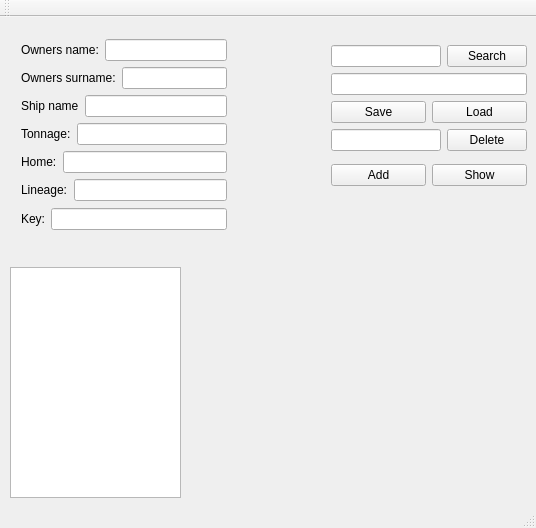
Before: the Qt Designer form mainwindow.ui in pavllan90/Ships, drawn with Qt 5.
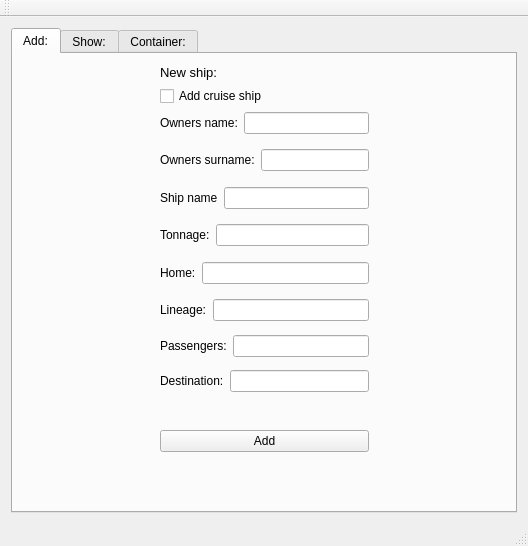
After: the same form once the commit is applied. The open tabs and pages were chosen to show the change.

```diff
--- a/mainwindow.ui
+++ b/mainwindow.ui
@@ -6,40 +6,64 @@
    <rect>
     <x>0</x>
     <y>0</y>
-    <width>536</width>
-    <height>528</height>
+    <width>528</width>
+    <height>546</height>
    </rect>
   </property>
+  <property name="sizePolicy">
+   <sizepolicy hsizetype="Expanding" vsizetype="Expanding">
+    <horstretch>0</horstretch>
+    <verstretch>0</verstretch>
+   </sizepolicy>
+  </property>
   <property name="windowTitle">
    <string>MainWindow</string>
   </property>
   <widget class="QWidget" name="centralWidget">
-   <widget class="QTextEdit" name="textEdit">
-    <property name="geometry">
-     <rect>
-      <x>10</x>
-      <y>250</y>
-      <width>171</width>
-      <height>231</height>
-     </rect>
-    </property>
-   </widget>
-   <widget class="QWidget" name="">
-    <property name="geometry">
-     <rect>
-      <x>10</x>
-      <y>10</y>
-      <width>228</width>
-      <height>216</height>
-     </rect>
-    </property>
+   <layout class="QVBoxLayout" name="verticalLayout_2">
+    <item>
+     <widget class="QTabWidget" name="tabWidget">
+      <property name="currentIndex">
+       <number>2</number>
+      </property>
+      <widget class="QWidget" name="tab">
+       <attribute name="title">
+        <string>Add:</string>
+       </attribute>
+       <layout class="QGridLayout" name="gridLayout_3">
+        <item row="0" column="1">
     <layout class="QVBoxLayout" name="verticalLayout_6">
+          <item>
+           <widget class="QLabel" name="label_9">
+            <property name="sizePolicy">
+             <sizepolicy hsizetype="Expanding" vsizetype="Expanding">
+              <horstretch>0</horstretch>
+              <verstretch>0</verstretch>
+             </sizepolicy>
+            </property>
+            <property name="font">
+             <font>
+              <pointsize>10</pointsize>
+             </font>
+            </property>
+            <property name="text">
+             <string>New ship:</string>
+            </property>
+           </widget>
+          </item>
+          <item>
+           <widget class="QCheckBox" name="checkBox">
+            <property name="text">
+             <string>Add cruise ship</string>
+            </property>
+           </widget>
+          </item>
      <item>
       <layout class="QVBoxLayout" name="verticalLayout_5">
        <item>
         <layout class="QVBoxLayout" name="verticalLayout">
          <item>
-          <layout class="QHBoxLayout" name="horizontalLayout_6">
+               <layout class="QHBoxLayout" name="horizontalLayout_9">
            <item>
             <widget class="QLabel" name="label">
              <property name="text">
@@ -53,7 +77,20 @@
           </layout>
          </item>
          <item>
-          <layout class="QHBoxLayout" name="horizontalLayout_5">
+               <spacer name="verticalSpacer_13">
+                <property name="orientation">
+                 <enum>Qt::Vertical</enum>
+                </property>
+                <property name="sizeHint" stdset="0">
+                 <size>
+                  <width>20</width>
+                  <height>10</height>
+                 </size>
+                </property>
+               </spacer>
+              </item>
+              <item>
+               <layout class="QHBoxLayout" name="horizontalLayout_6">
            <item>
             <widget class="QLabel" name="label_2">
              <property name="text">
@@ -67,7 +104,20 @@
           </layout>
          </item>
          <item>
-          <layout class="QHBoxLayout" name="horizontalLayout_4">
+               <spacer name="verticalSpacer_12">
+                <property name="orientation">
+                 <enum>Qt::Vertical</enum>
+                </property>
+                <property name="sizeHint" stdset="0">
+                 <size>
+                  <width>20</width>
+                  <height>10</height>
+                 </size>
+                </property>
+               </spacer>
+              </item>
+              <item>
+               <layout class="QHBoxLayout" name="horizontalLayout_5">
            <item>
             <widget class="QLabel" name="label_3">
              <property name="text">
@@ -81,7 +131,20 @@
           </layout>
          </item>
          <item>
-          <layout class="QHBoxLayout" name="horizontalLayout_3">
+               <spacer name="verticalSpacer_11">
+                <property name="orientation">
+                 <enum>Qt::Vertical</enum>
+                </property>
+                <property name="sizeHint" stdset="0">
+                 <size>
+                  <width>20</width>
+                  <height>10</height>
+                 </size>
+                </property>
+               </spacer>
+              </item>
+              <item>
+               <layout class="QHBoxLayout" name="horizontalLayout_4">
            <item>
             <widget class="QLabel" name="label_4">
              <property name="text">
@@ -95,7 +158,20 @@
           </layout>
          </item>
          <item>
-          <layout class="QHBoxLayout" name="horizontalLayout">
+               <spacer name="verticalSpacer_10">
+                <property name="orientation">
+                 <enum>Qt::Vertical</enum>
+                </property>
+                <property name="sizeHint" stdset="0">
+                 <size>
+                  <width>20</width>
+                  <height>10</height>
+                 </size>
+                </property>
+               </spacer>
+              </item>
+              <item>
+               <layout class="QHBoxLayout" name="horizontalLayout_3">
            <item>
             <widget class="QLabel" name="label_6">
              <property name="text">
@@ -108,10 +184,21 @@
            </item>
           </layout>
          </item>
-        </layout>
+              <item>
+               <spacer name="verticalSpacer_9">
+                <property name="orientation">
+                 <enum>Qt::Vertical</enum>
+                </property>
+                <property name="sizeHint" stdset="0">
+                 <size>
+                  <width>20</width>
+                  <height>10</height>
+                 </size>
+                </property>
+               </spacer>
        </item>
        <item>
-        <layout class="QHBoxLayout" name="horizontalLayout_9">
+               <layout class="QHBoxLayout" name="horizontalLayout">
          <item>
           <widget class="QLabel" name="label_7">
            <property name="text">
@@ -127,11 +214,24 @@
       </layout>
      </item>
      <item>
-      <layout class="QHBoxLayout" name="horizontalLayout_10">
+             <spacer name="verticalSpacer_8">
+              <property name="orientation">
+               <enum>Qt::Vertical</enum>
+              </property>
+              <property name="sizeHint" stdset="0">
+               <size>
+                <width>20</width>
+                <height>10</height>
+               </size>
+              </property>
+             </spacer>
+            </item>
+            <item>
+             <layout class="QHBoxLayout" name="horizontalLayout_11">
        <item>
         <widget class="QLabel" name="label_5">
          <property name="text">
-          <string>Key:</string>
+                 <string>Passengers:</string>
          </property>
         </widget>
        </item>
@@ -140,115 +240,324 @@
        </item>
       </layout>
      </item>
-    </layout>
-   </widget>
-   <widget class="QWidget" name="">
-    <property name="geometry">
-     <rect>
-      <x>320</x>
-      <y>10</y>
-      <width>218</width>
-      <height>178</height>
-     </rect>
-    </property>
-    <layout class="QVBoxLayout" name="verticalLayout_7">
+            <item>
+             <spacer name="verticalSpacer_7">
+              <property name="orientation">
+               <enum>Qt::Vertical</enum>
+              </property>
+              <property name="sizeHint" stdset="0">
+               <size>
+                <width>20</width>
+                <height>10</height>
+               </size>
+              </property>
+             </spacer>
+            </item>
      <item>
-      <layout class="QVBoxLayout" name="verticalLayout_4">
+             <layout class="QHBoxLayout" name="horizontalLayout_10">
        <item>
-        <layout class="QVBoxLayout" name="verticalLayout_3">
+               <widget class="QLabel" name="label_8">
+                <property name="text">
+                 <string>Destination:</string>
+                </property>
+               </widget>
+              </item>
          <item>
-          <layout class="QHBoxLayout" name="horizontalLayout_7">
+               <widget class="QLineEdit" name="lineEdit_11"/>
+              </item>
+             </layout>
+            </item>
+           </layout>
+          </item>
            <item>
+           <spacer name="verticalSpacer_15">
+            <property name="orientation">
+             <enum>Qt::Vertical</enum>
+            </property>
+            <property name="sizeHint" stdset="0">
+             <size>
+              <width>20</width>
+              <height>40</height>
+             </size>
+            </property>
+           </spacer>
+          </item>
+          <item>
+           <widget class="QPushButton" name="pushButton">
+            <property name="text">
+             <string>Add</string>
+            </property>
+           </widget>
+          </item>
+         </layout>
+        </item>
+        <item row="0" column="0">
+         <spacer name="horizontalSpacer_6">
+          <property name="orientation">
+           <enum>Qt::Horizontal</enum>
+          </property>
+          <property name="sizeHint" stdset="0">
+           <size>
+            <width>60</width>
+            <height>20</height>
+           </size>
+          </property>
+         </spacer>
+        </item>
+        <item row="0" column="2">
+         <spacer name="horizontalSpacer_7">
+          <property name="orientation">
+           <enum>Qt::Horizontal</enum>
+          </property>
+          <property name="sizeHint" stdset="0">
+           <size>
+            <width>40</width>
+            <height>20</height>
+           </size>
+          </property>
+         </spacer>
+        </item>
+        <item row="2" column="1">
+         <spacer name="verticalSpacer_6">
+          <property name="orientation">
+           <enum>Qt::Vertical</enum>
+          </property>
+          <property name="sizeHint" stdset="0">
+           <size>
+            <width>20</width>
+            <height>40</height>
+           </size>
+          </property>
+         </spacer>
+        </item>
+        <item row="1" column="1">
+         <spacer name="verticalSpacer_14">
+          <property name="orientation">
+           <enum>Qt::Vertical</enum>
+          </property>
+          <property name="sizeHint" stdset="0">
+           <size>
+            <width>20</width>
+            <height>40</height>
+           </size>
+          </property>
+         </spacer>
+        </item>
+       </layout>
+      </widget>
+      <widget class="QWidget" name="tab_2">
+       <attribute name="title">
+        <string>Show:</string>
+       </attribute>
+       <layout class="QHBoxLayout" name="horizontalLayout_2">
+        <item>
+         <widget class="QTreeWidget" name="treeWidget">
+          <property name="minimumSize">
+           <size>
+            <width>100</width>
+            <height>50</height>
+           </size>
+          </property>
+          <attribute name="headerVisible">
+           <bool>false</bool>
+          </attribute>
+          <column>
+           <property name="text">
+            <string>Ships:</string>
+           </property>
+          </column>
+         </widget>
+        </item>
+       </layout>
+      </widget>
+      <widget class="QWidget" name="tab_3">
+       <attribute name="title">
+        <string>Container:</string>
+       </attribute>
+       <layout class="QGridLayout" name="gridLayout_2">
+        <item row="1" column="1">
+         <layout class="QGridLayout" name="gridLayout">
+          <item row="3" column="0">
             <widget class="QLineEdit" name="lineEdit_5"/>
            </item>
-           <item>
+          <item row="3" column="3">
             <widget class="QPushButton" name="pushButton_3">
              <property name="text">
               <string>Search</string>
              </property>
             </widget>
            </item>
-          </layout>
-         </item>
-         <item>
-          <layout class="QVBoxLayout" name="verticalLayout_2">
-           <item>
+          <item row="6" column="0" colspan="4">
             <widget class="QLineEdit" name="lineEdit_8"/>
            </item>
-           <item>
-            <layout class="QHBoxLayout" name="horizontalLayout_2">
-             <item>
+          <item row="7" column="0">
               <widget class="QPushButton" name="pushButton_4">
                <property name="text">
                 <string>Save</string>
                </property>
               </widget>
              </item>
-             <item>
+          <item row="7" column="2" colspan="2">
               <widget class="QPushButton" name="pushButton_5">
                <property name="text">
                 <string>Load</string>
                </property>
               </widget>
              </item>
-            </layout>
-           </item>
-          </layout>
-         </item>
-        </layout>
-       </item>
-       <item>
-        <layout class="QHBoxLayout" name="horizontalLayout_8">
-         <item>
-          <widget class="QLineEdit" name="lineEdit_9"/>
-         </item>
-         <item>
-          <widget class="QPushButton" name="pushButton_6">
+          <item row="4" column="0">
+           <spacer name="verticalSpacer_3">
+            <property name="orientation">
+             <enum>Qt::Vertical</enum>
+            </property>
+            <property name="sizeHint" stdset="0">
+             <size>
+              <width>20</width>
+              <height>40</height>
+             </size>
+            </property>
+           </spacer>
+          </item>
+          <item row="3" column="2">
+           <spacer name="horizontalSpacer_4">
+            <property name="orientation">
+             <enum>Qt::Horizontal</enum>
+            </property>
+            <property name="sizeHint" stdset="0">
+             <size>
+              <width>10</width>
+              <height>20</height>
+             </size>
+            </property>
+           </spacer>
+          </item>
+          <item row="3" column="1">
+           <spacer name="horizontalSpacer_8">
+            <property name="orientation">
+             <enum>Qt::Horizontal</enum>
+            </property>
+            <property name="sizeHint" stdset="0">
+             <size>
+              <width>80</width>
+              <height>20</height>
+             </size>
+            </property>
+           </spacer>
+          </item>
+          <item row="0" column="0" colspan="3">
+           <widget class="QLabel" name="label_10">
+            <property name="font">
+             <font>
+              <pointsize>10</pointsize>
+             </font>
+            </property>
+            <property name="text">
+             <string>Actions with the container:</string>
+            </property>
+           </widget>
+          </item>
+          <item row="2" column="0">
+           <widget class="QLabel" name="label_11">
            <property name="text">
-            <string>Delete</string>
+             <string>Enter ships name:</string>
            </property>
           </widget>
          </item>
-        </layout>
-       </item>
-      </layout>
-     </item>
-     <item>
-      <layout class="QHBoxLayout" name="horizontalLayout_11">
-       <item>
-        <widget class="QPushButton" name="pushButton">
+          <item row="1" column="0">
+           <spacer name="verticalSpacer_4">
+            <property name="orientation">
+             <enum>Qt::Vertical</enum>
+            </property>
+            <property name="sizeHint" stdset="0">
+             <size>
+              <width>20</width>
+              <height>20</height>
+             </size>
+            </property>
+           </spacer>
+          </item>
+          <item row="5" column="0">
+           <widget class="QLabel" name="label_12">
          <property name="text">
-          <string>Add</string>
+             <string>File name:</string>
          </property>
         </widget>
        </item>
-       <item>
+          <item row="1" column="1">
         <widget class="QPushButton" name="pushButton_2">
          <property name="text">
-          <string>Show</string>
+             <string>Emptiness</string>
          </property>
         </widget>
        </item>
-      </layout>
-     </item>
-    </layout>
-   </widget>
-   <zorder>textEdit</zorder>
-   <zorder>pushButton</zorder>
-   <zorder>pushButton_2</zorder>
-   <zorder>layoutWidget</zorder>
-   <zorder>pushButton_3</zorder>
-   <zorder>lineEdit_5</zorder>
-   <zorder>lineEdit_7</zorder>
-   <zorder>label_5</zorder>
-   <zorder>lineEdit_8</zorder>
-   <zorder>pushButton_4</zorder>
-   <zorder>pushButton_5</zorder>
-   <zorder>pushButton_6</zorder>
-   <zorder>lineEdit_9</zorder>
-   <zorder>lineEdit_10</zorder>
-   <zorder>label_7</zorder>
-   <zorder></zorder>
+          <item row="1" column="3">
+           <widget class="QPushButton" name="pushButton_6">
+            <property name="text">
+             <string>Size</string>
+            </property>
+           </widget>
+          </item>
+          <item row="0" column="3">
+           <widget class="QLineEdit" name="lineEdit_9"/>
+          </item>
+         </layout>
+        </item>
+        <item row="1" column="0">
+         <spacer name="horizontalSpacer">
+          <property name="orientation">
+           <enum>Qt::Horizontal</enum>
+          </property>
+          <property name="sizeHint" stdset="0">
+           <size>
+            <width>40</width>
+            <height>20</height>
+           </size>
+          </property>
+         </spacer>
+        </item>
+        <item row="1" column="2">
+         <spacer name="horizontalSpacer_2">
+          <property name="orientation">
+           <enum>Qt::Horizontal</enum>
+          </property>
+          <property name="sizeHint" stdset="0">
+           <size>
+            <width>40</width>
+            <height>20</height>
+           </size>
+          </property>
+         </spacer>
+        </item>
+        <item row="0" column="1">
+         <spacer name="verticalSpacer">
+          <property name="orientation">
+           <enum>Qt::Vertical</enum>
+          </property>
+          <property name="sizeHint" stdset="0">
+           <size>
+            <width>20</width>
+            <height>20</height>
+           </size>
+          </property>
+         </spacer>
+        </item>
+        <item row="2" column="1">
+         <spacer name="verticalSpacer_2">
+          <property name="orientation">
+           <enum>Qt::Vertical</enum>
+          </property>
+          <property name="sizeHint" stdset="0">
+           <size>
+            <width>20</width>
+            <height>20</height>
+           </size>
+          </property>
+         </spacer>
+        </item>
+       </layout>
+      </widget>
+     </widget>
+    </item>
+   </layout>
   </widget>
   <widget class="QMenuBar" name="menuBar">
    <property name="geometry">
```
Left out of the diff: 2 changed lines with no effect on the pictures. Lines whose indentation alone changed are shown as unchanged.
